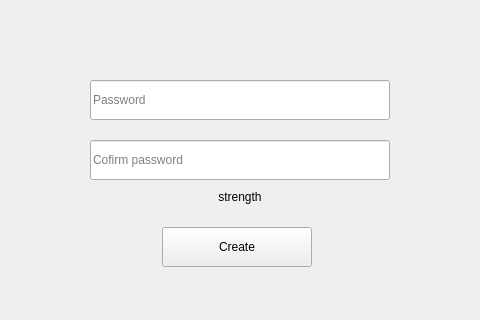
This is windows/a_initaccount.ui in mwcproject/mwc-qt-wallet as Qt 5 draws it before an edit; both pictures show x 82 to 562 and y 92 to 412 of the 644 by 564 pixel window. The edited form follows.
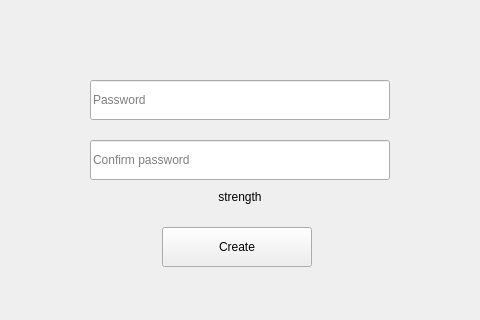
This is the edited form. Icons and pictures are not drawn. Custom widgets are drawn as their Qt base class.

What changed in the file:
```diff
--- a/windows/a_initaccount.ui
+++ b/windows/a_initaccount.ui
@@ -216,7 +216,7 @@
          <enum>QLineEdit::Password</enum>
         </property>
         <property name="placeholderText">
-         <string>Cofirm password</string>
+         <string>Confirm password</string>
         </property>
        </widget>
        <widget class="control::MwcLabelSmall" name="strengthLabel">
```
